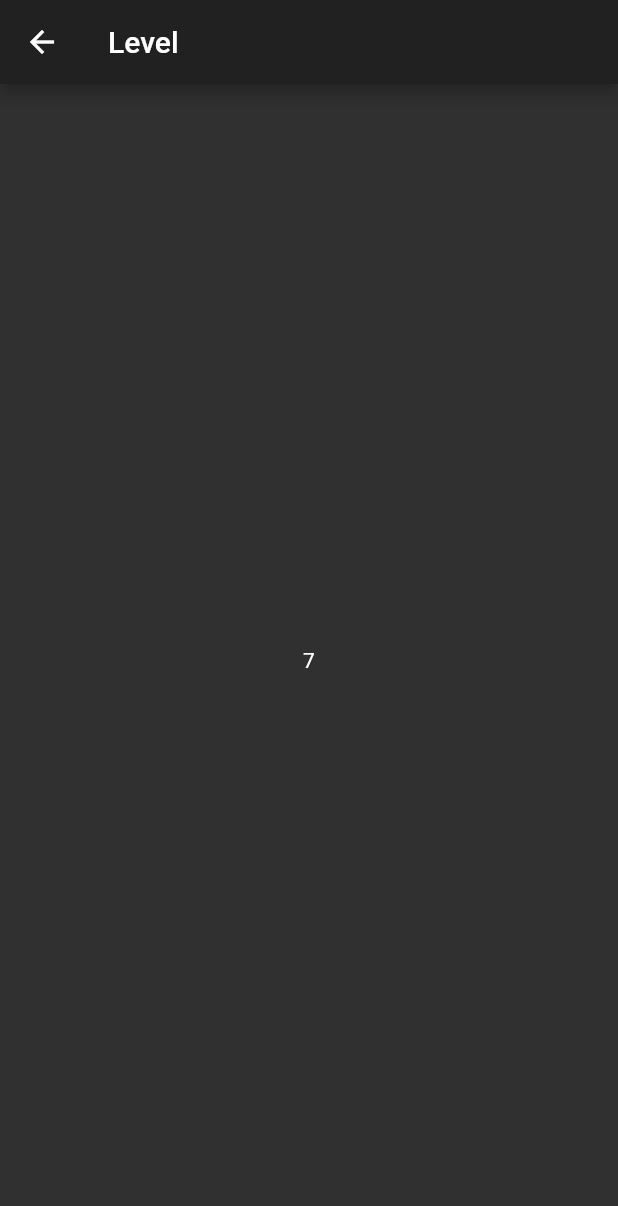
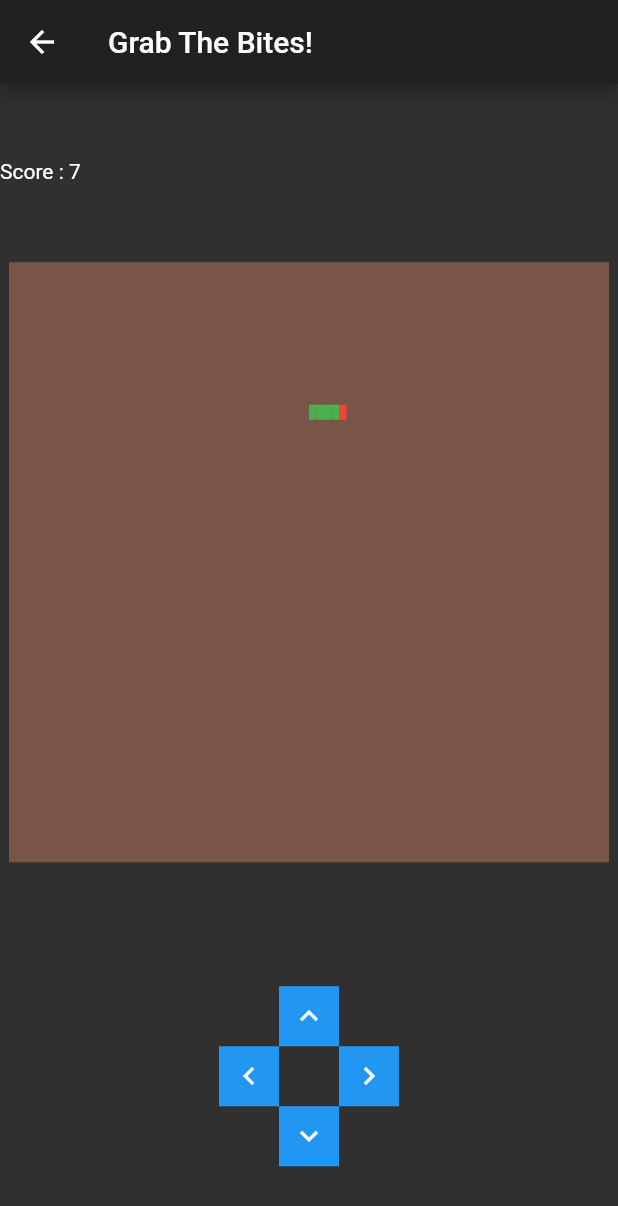
Before and after one commit to ayom1/ayomFlutterSnake, a Flutter app: the screen it shows after launch, after a tap on "Start", on a phone screen of 412 x 824 dp. Shown: the top 1206 px of the screen. Run offline on Flutter 3.47's test engine with Material 2 defaults, Android fonts, the phone set to English and light mode, and no system bars.

Commit message:
second commit , draw the snake

```diff
--- /dev/null
+++ b/lib/ShapeItem.dart
@@ -0,0 +1,25 @@
+class ShapeItem{
+  ShapeItem({this.x,this.y,this.direction});
+  int x;
+  int y;
+  Direction direction;
+}
+enum Direction{
+  UP,DOWN,LEFT,RIGHT
+}
+
+class Shape{
+  List<ShapeItem> items = List();
+}
+class ShapeBuilder{
+  Shape initShape(){
+    Shape shape = Shape();
+    shape.items = List();
+    shape.items.add(ShapeItem(x: 220,y: 100,direction: Direction.RIGHT));
+    shape.items.add(ShapeItem(x: 215,y: 100,direction: Direction.RIGHT));
+    shape.items.add(ShapeItem(x: 210,y: 100,direction: Direction.RIGHT));
+    shape.items.add(ShapeItem(x: 205,y: 100,direction: Direction.RIGHT));
+    shape.items.add(ShapeItem(x: 200,y: 100,direction: Direction.RIGHT));
+    return shape;
+  }
+}
--- a/lib/SnakeGame.dart
+++ b/lib/SnakeGame.dart
@@ -1,6 +1,7 @@
 
 import 'package:flutter/material.dart';
 import 'package:mysnake/DataHolder.dart';
+import 'package:mysnake/ShapeItem.dart';
 
 
 class SnakeGame extends StatefulWidget {
@@ -12,22 +13,137 @@ class SnakeGame extends StatefulWidget {
 }
 
 class _SnakeGameState extends State<SnakeGame> {
-
+  GlobalKey _keyRed = GlobalKey();
   @override
   Widget build(BuildContext context) {
-
+    Shape shape = ShapeBuilder().initShape();
     return Scaffold(
+      key: _keyRed,
       appBar: AppBar(
-        title: Text('Level'),
+        title: Text('Grab The Bites!'),
       ),
       body: Center(
         child: Column(
           mainAxisAlignment: MainAxisAlignment.center,
           children: <Widget>[
-            Text(widget.dataHolder.properties.level.toString()),
+            Flexible(
+              flex: 1,
+              child: Row(
+                children: <Widget>[
+                  Text('Score : '),
+                  Text(widget.dataHolder.properties.level.toString())
+                ],
+              ),
+            ),
+            SizedBox(height: 20,),
+            Flexible(
+              flex: 4,
+              child: SizedBox(
+
+                child: SnakePage(shape: shape,),
+                width: 400,height: 600,
+              ),
+            ),
+            SizedBox(height: 50,),
+            Flexible(
+              flex: 1,
+              child: Column(
+                children: <Widget>[
+                  Container(
+                    height: 40,
+                      width: 40,
+                      color: Colors.blue,
+                      child: GestureDetector(
+                        child: Icon(Icons.keyboard_arrow_up),
+                      )
+                  ),
+                  Row(
+                    mainAxisAlignment: MainAxisAlignment.center,
+                    children: <Widget>[
+                      Container(
+                        height: 40,
+                          width: 40,
+                          color: Colors.blue,
+                        child: GestureDetector(
+                            child: Icon(Icons.keyboard_arrow_left),
+                        ),
+                      ),
+                      SizedBox(width: 40,),
+                      Container(
+                        height: 40,
+                        width: 40,
+                        color: Colors.blue,
+                          child: GestureDetector(
+                            child: Icon(Icons.keyboard_arrow_right),
+                          )
+                      ),
+                    ],
+                  ),
+                  Container(
+                    height: 40,
+                    width: 40,
+                    color: Colors.blue,
+                      child: GestureDetector(
+                        child: Icon(Icons.keyboard_arrow_down),
+                      )
+                  )
+                ],
+              ),
+            )
           ],
         ),
       ),
     );
   }
 }
+
+class SnakePage extends StatelessWidget{
+  SnakePage({this.shape});
+  final Shape shape;
+  @override
+  Widget build(BuildContext context) {
+    // TODO: implement build
+
+    return FittedBox(
+      child: SizedBox(
+        width: 400,
+        height: 400,
+        child: Container(
+          color: Colors.brown,
+            child: CustomPaint(
+          painter: Snake(shape: shape),
+        )
+        ),
+      ),
+    );
+  }
+}
+class Snake extends CustomPainter{
+  Snake({this.shape});
+  Shape shape;
+  @override
+  void paint(Canvas canvas, Size size) {
+    // TODO: implement paint
+
+    Paint myPaint = Paint();
+
+    myPaint.strokeWidth = 10;
+
+    for(int i=shape.items.length-1;i>=0;i--) {
+      ShapeItem item = shape.items[i];
+      if (i == 0) {
+        myPaint.color = Colors.red;
+      }else{
+        myPaint.color = Colors.green;
+      }
+      canvas.drawLine(Offset(item.x.toDouble(), item.y.toDouble()),
+          Offset(item.x.toDouble()+5, item.y.toDouble()), myPaint);
+    }
+  }
+
+  @override
+  bool shouldRepaint(CustomPainter oldDelegate) {
+    return false;
+  }
+
+}
```
